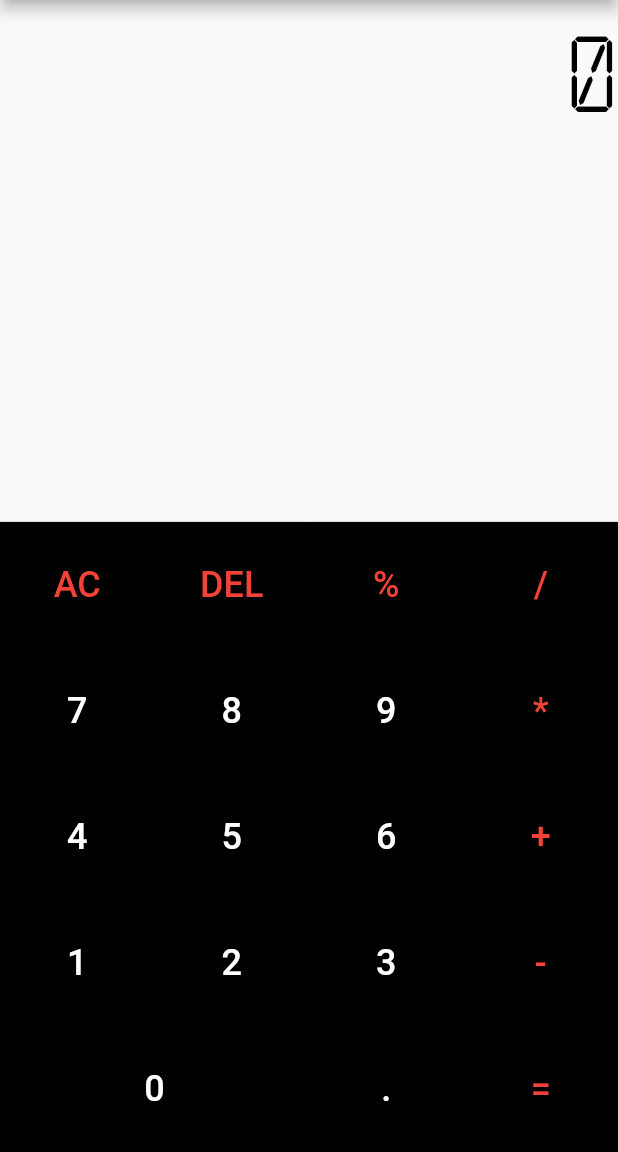
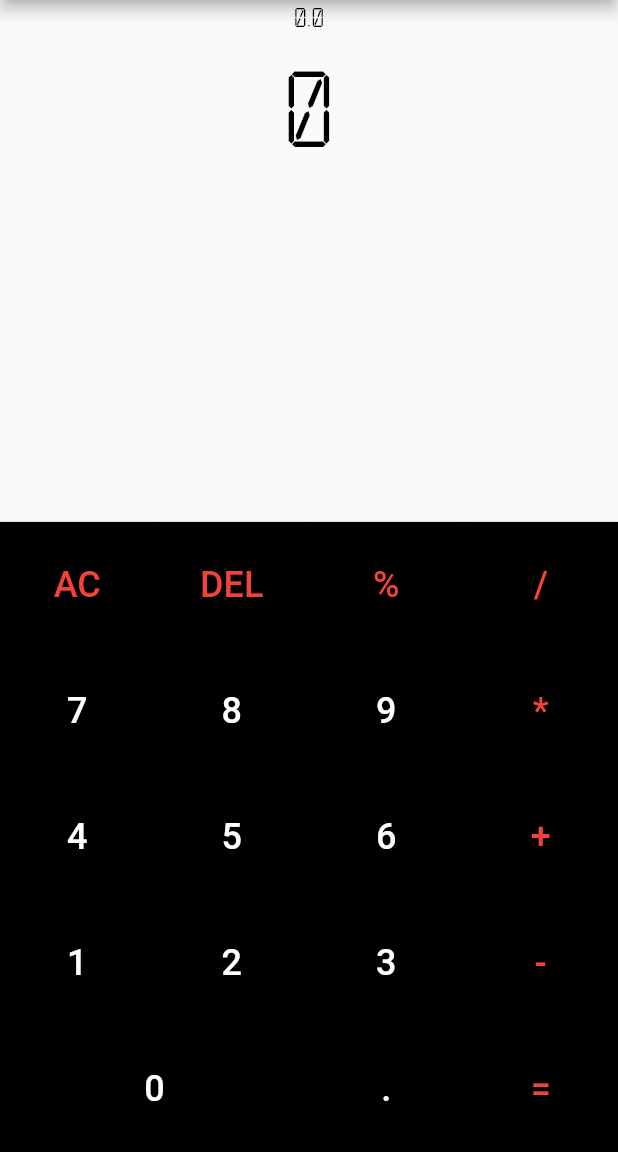
Before and after one commit to Guilherme-Andreoti/flutter_calculator, a Flutter app: the screen it shows after launch, after a tap on "AC", on a phone screen of 412 x 824 dp, the part 84-1236 px from its top. Run offline on Flutter 3.47's test engine with Material 2 defaults, Android fonts, the phone set to English and light mode, and no system bars; drawn by our look-alikes of auto_size_text; our stand-ins replace splashscreen; network calls fail.

Commit message:
Add operação em andamento

```diff
--- a/lib/calculator.dart
+++ b/lib/calculator.dart
@@ -33,7 +33,20 @@ class _CalcuatorState extends State<Calcuator> {
   _buildDisplay() {
 
     return Expanded(
-      child: Container(
+
+      child: Column(
+        children: <Widget>[
+          Container(
+            child: AutoSizeText(
+              memory.history,
+              textAlign: TextAlign.end,
+              maxLines: 1,
+              minFontSize: 20,
+              maxFontSize: 20,
+              style: TextStyle( fontFamily: 'Calculator', fontSize: 80, color: Colors.black),
+            ),
+          ),
+            Container(
             child: AutoSizeText(
               memory.result,
               textAlign: TextAlign.end,
@@ -43,6 +56,8 @@ class _CalcuatorState extends State<Calcuator> {
               style: TextStyle( fontFamily: 'Calculator', fontSize: 80, color: Colors.black),
             ),
           ),
+        ]
+      )
     );
   }
 
--- a/lib/memory.dart
+++ b/lib/memory.dart
@@ -8,6 +8,7 @@ class Memory {
   int _bufferIndex = 0;
   bool _operationUsed = false;
   String _operation = null;
+  String history = '';
 
   void applyCommand(String label) {
     switch (label) {
@@ -30,6 +31,20 @@ class Memory {
       }
 
     }
+
+    if (_operation != null){
+      if (_buffer[1].toString()!=''){
+        history = _buffer[0].toString() + _operation + _buffer[1].toString();
+      }else
+      {
+        history = _buffer[0].toString() + _operation;
+      }
+
+    }else{
+      history = _buffer[0].toString();
+    }
+
+
   }
 
   _addDigit(String digit){
@@ -45,6 +60,8 @@ class Memory {
     result += digit;
     _buffer[_bufferIndex] = double.parse(result);
     _operationUsed = false;
+
+
   }
 
   _setOperation(operacao){
@@ -68,10 +85,12 @@ class Memory {
     }
 
     // _operation = operacao;
+
   }
 
   _clear() {
     result = '0';
+    history = '';
     _buffer.setAll(0,[0.0,0.0]);
     _bufferIndex = 0;
     _operationUsed = false;
```
Lines whose indentation alone changed are shown as unchanged.
